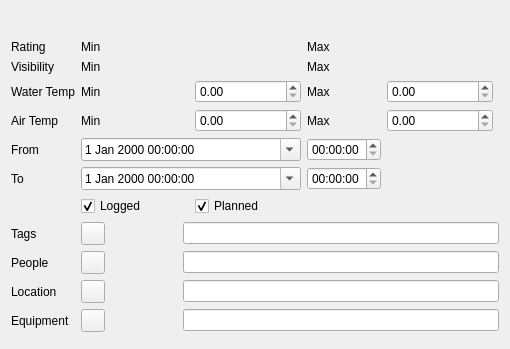
The window that desktop-widgets/filterwidget2.ui (subsurface/subsurface) describes before a commit, drawn with Qt 5.
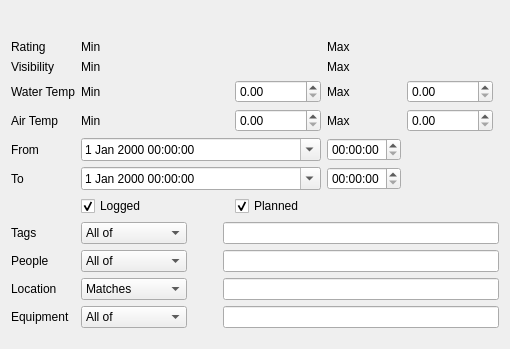
The same window after the commit. Icons and pictures are not drawn. Custom widgets are drawn as their Qt base class.

Commit message:
Desktop: set filter negation texts
The texts may not be perfect, but this is a start. Replace the buttons
by combo-boxes. This will allow potential extension to "any of".

Diff of the .ui file:
```diff
--- a/desktop-widgets/filterwidget2.ui
+++ b/desktop-widgets/filterwidget2.ui
@@ -291,44 +291,60 @@
      </property>
     </widget>
    </item>
-   <item row="8" column="2" colspan="2">
-    <widget class="QToolButton" name="tagsNegate">
-     <property name="checkable">
-      <bool>true</bool>
-     </property>
-     <property name="toolTip">
-      <string>Click to negate</string>
-     </property>
+   <item row="8" column="2">
+    <widget class="QComboBox" name="tagsMode">
+     <item>
+      <property name="text">
+       <string>All of</string>
+      </property>
+     </item>
+     <item>
+      <property name="text">
+       <string>None of</string>
+      </property>
+     </item>
     </widget>
    </item>
-   <item row="9" column="2" colspan="2">
-    <widget class="QToolButton" name="peopleNegate">
-     <property name="checkable">
-      <bool>true</bool>
-     </property>
-     <property name="toolTip">
-      <string>Click to negate</string>
-     </property>
+   <item row="9" column="2">
+    <widget class="QComboBox" name="peopleMode">
+     <item>
+      <property name="text">
+       <string>All of</string>
+      </property>
+     </item>
+     <item>
+      <property name="text">
+       <string>None of</string>
+      </property>
+     </item>
     </widget>
    </item>
-   <item row="10" column="2" colspan="2">
-    <widget class="QToolButton" name="locationNegate">
-     <property name="checkable">
-      <bool>true</bool>
-     </property>
-     <property name="toolTip">
-      <string>Click to negate</string>
-     </property>
+   <item row="10" column="2">
+    <widget class="QComboBox" name="locationMode">
+     <item>
+      <property name="text">
+       <string>Matches</string>
+      </property>
+     </item>
+     <item>
+      <property name="text">
+       <string>Doesn't match</string>
+      </property>
+     </item>
     </widget>
    </item>
-   <item row="11" column="2" colspan="2">
-    <widget class="QToolButton" name="equipmentNegate">
-     <property name="checkable">
-      <bool>true</bool>
-     </property>
-     <property name="toolTip">
-      <string>Click to negate</string>
-     </property>
+   <item row="11" column="2">
+    <widget class="QComboBox" name="equipmentMode">
+     <item>
+      <property name="text">
+       <string>All of</string>
+      </property>
+     </item>
+     <item>
+      <property name="text">
+       <string>None of</string>
+      </property>
+     </item>
     </widget>
    </item>
    <item row="12" column="0">
```
The commit also changes 1 other file.
